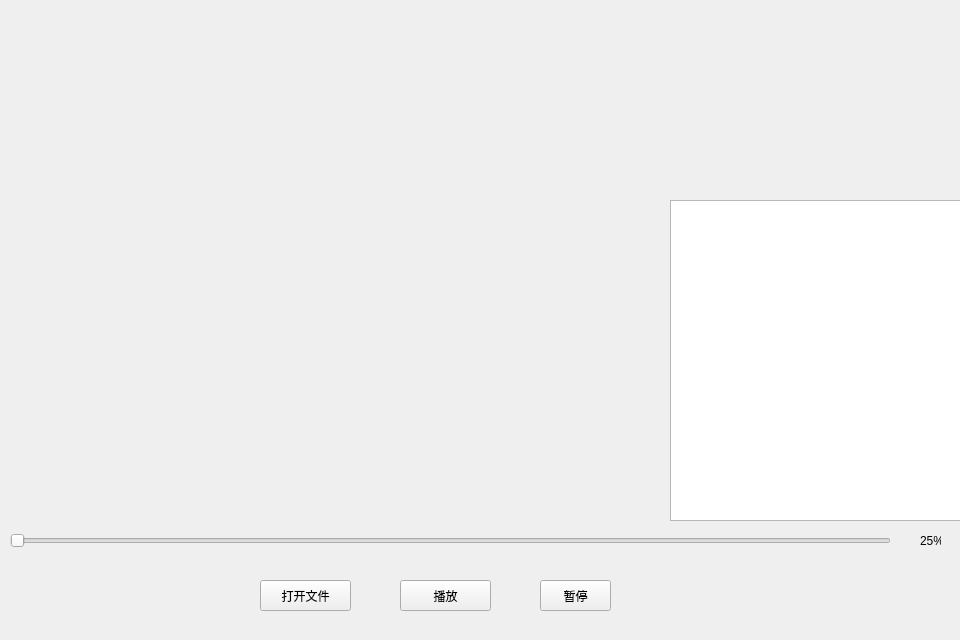
Old version of the form GUI.ui in the repository Jary-lrj/HCI2022-final.
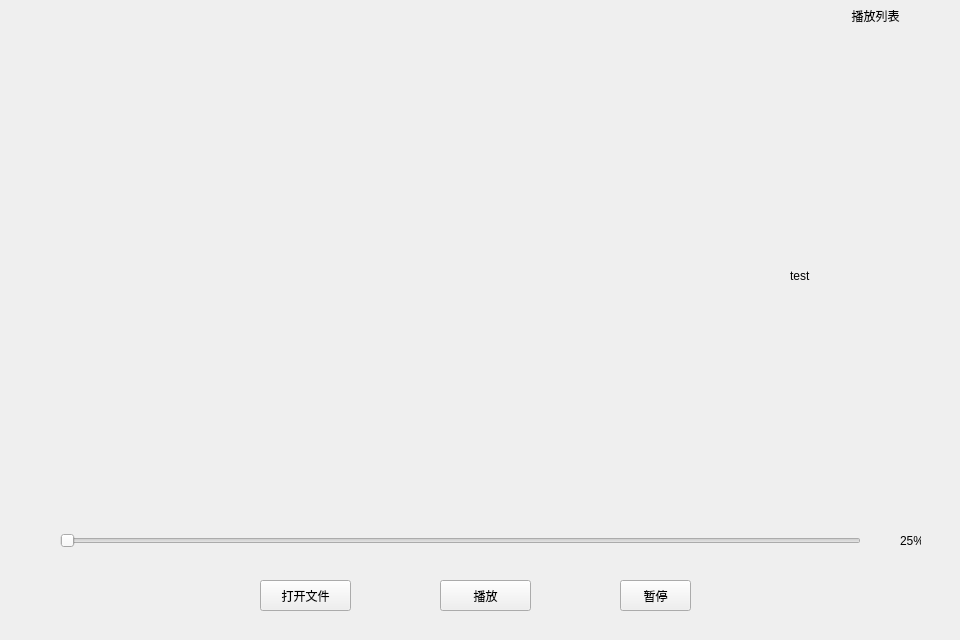
New version of the form.

The edit to the form file:
```diff
--- a/GUI.ui
+++ b/GUI.ui
@@ -18,7 +18,7 @@
     <rect>
      <x>0</x>
      <y>0</y>
-     <width>671</width>
+     <width>791</width>
      <height>521</height>
     </rect>
    </property>
@@ -39,7 +39,7 @@
   <widget class="QPushButton" name="play_button">
    <property name="geometry">
     <rect>
-     <x>400</x>
+     <x>440</x>
      <y>580</y>
      <width>91</width>
      <height>31</height>
@@ -49,39 +49,12 @@
     <string>播放</string>
    </property>
   </widget>
-  <widget class="QTextBrowser" name="file_list">
-   <property name="geometry">
-    <rect>
-     <x>670</x>
-     <y>200</y>
-     <width>291</width>
-     <height>321</height>
-    </rect>
-   </property>
-   <property name="html">
-    <string>&lt;!DOCTYPE HTML PUBLIC &quot;-//W3C//DTD HTML 4.0//EN&quot; &quot;http://www.w3.org/TR/REC-html40/strict.dtd&quot;&gt;
-&lt;html&gt;&lt;head&gt;&lt;meta name=&quot;qrichtext&quot; content=&quot;1&quot; /&gt;&lt;style type=&quot;text/css&quot;&gt;
-p, li { white-space: pre-wrap; }
-&lt;/style&gt;&lt;/head&gt;&lt;body style=&quot; font-family:'SimSun'; font-size:9pt; font-weight:400; font-style:normal;&quot;&gt;
-&lt;p style=&quot;-qt-paragraph-type:empty; margin-top:0px; margin-bottom:0px; margin-left:0px; margin-right:0px; -qt-block-indent:0; text-indent:0px;&quot;&gt;&lt;br /&gt;&lt;/p&gt;&lt;/body&gt;&lt;/html&gt;</string>
-   </property>
-  </widget>
-  <widget class="QWidget" name="widget_2" native="true">
-   <property name="geometry">
-    <rect>
-     <x>670</x>
-     <y>0</y>
-     <width>291</width>
-     <height>201</height>
-    </rect>
-   </property>
-  </widget>
   <widget class="QSlider" name="video_process_slider">
    <property name="geometry">
     <rect>
-     <x>10</x>
+     <x>60</x>
      <y>530</y>
-     <width>881</width>
+     <width>801</width>
      <height>22</height>
     </rect>
    </property>
@@ -92,7 +65,7 @@
   <widget class="QLabel" name="video_process">
    <property name="geometry">
     <rect>
-     <x>920</x>
+     <x>900</x>
      <y>530</y>
      <width>21</width>
      <height>21</height>
@@ -105,7 +78,7 @@
   <widget class="QPushButton" name="play_button_2">
    <property name="geometry">
     <rect>
-     <x>540</x>
+     <x>620</x>
      <y>580</y>
      <width>71</width>
      <height>31</height>
@@ -115,6 +88,35 @@
     <string>暂停</string>
    </property>
   </widget>
+  <widget class="QLabel" name="video_list">
+   <property name="geometry">
+    <rect>
+     <x>790</x>
+     <y>30</y>
+     <width>171</width>
+     <height>491</height>
+    </rect>
+   </property>
+   <property name="text">
+    <string>test</string>
+   </property>
+  </widget>
+  <widget class="QLabel" name="video_list_name">
+   <property name="geometry">
+    <rect>
+     <x>790</x>
+     <y>0</y>
+     <width>171</width>
+     <height>31</height>
+    </rect>
+   </property>
+   <property name="text">
+    <string>播放列表</string>
+   </property>
+   <property name="alignment">
+    <set>Qt::AlignCenter</set>
+   </property>
+  </widget>
  </widget>
  <resources/>
  <connections/>
```
